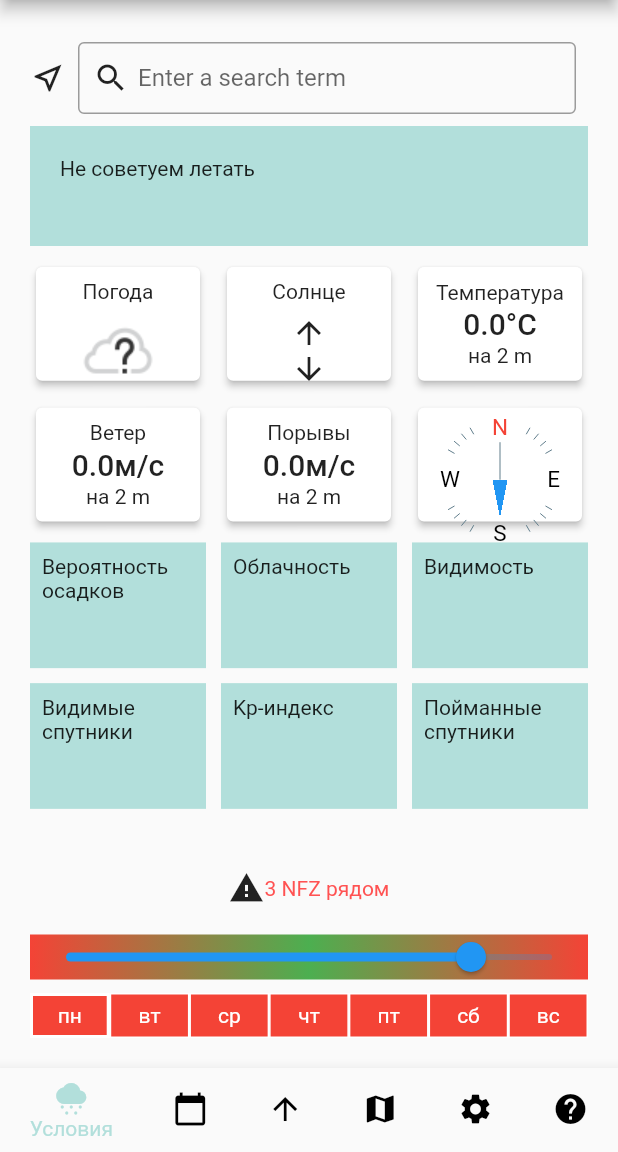
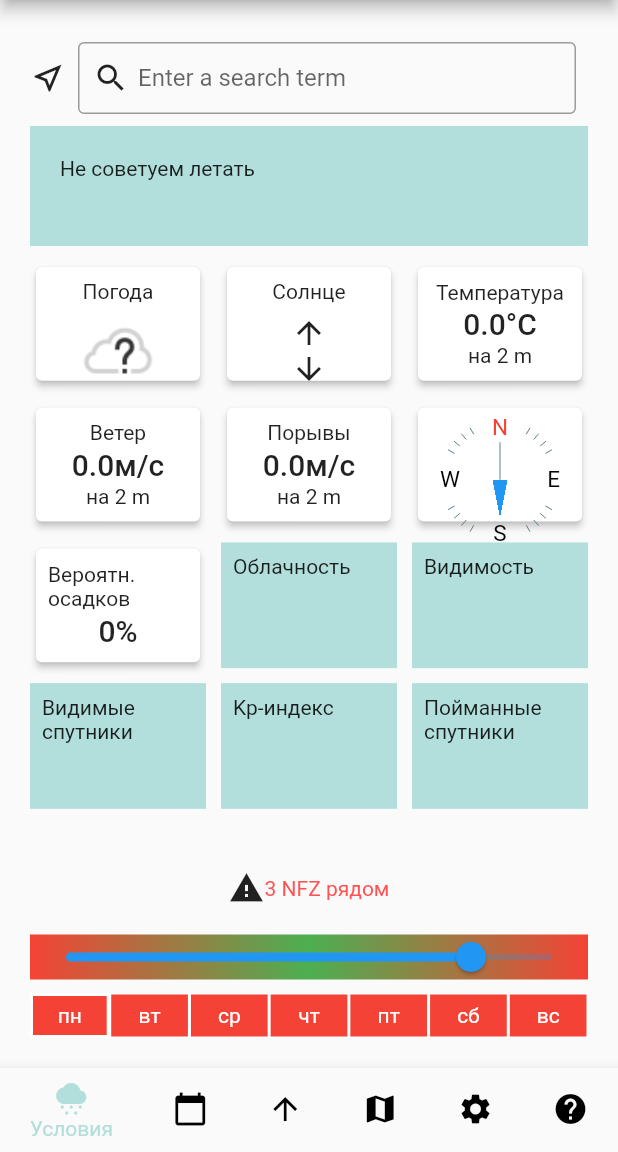
Before and after one commit to megabayt/forecast_app, a Flutter app: the screen it shows after launch, on a phone screen of 412 x 824 dp, the part 84-1236 px from its top. Run offline on Flutter 3.47's test engine with Material 2 defaults, Android fonts, the phone set to English and light mode, and no system bars; drawn by our look-alikes of syncfusion_flutter_sliders; our stand-ins replace bloc, copy_with_extension, flutter_bloc, flutter_dotenv, geolocator, get_it and 2 more; missing offline and left inert: syncfusion_flutter_core; generated files the repository leaves out were written again.

Commit message:
add precipitation

```diff
--- a/lib/blocs/common_bloc/common_bloc.dart
+++ b/lib/blocs/common_bloc/common_bloc.dart
@@ -1,6 +1,7 @@
 import 'package:bloc/bloc.dart';
 import 'package:copy_with_extension/copy_with_extension.dart';
 import 'package:forecast_app/cubits/common_settings_cubit/common_settings_cubit.dart';
+import 'package:forecast_app/cubits/precipitation_cubit/precipitation_cubit.dart';
 import 'package:forecast_app/cubits/wind_cubit/wind_cubit.dart';
 import 'package:forecast_app/cubits/sun_cubit/sun_cubit.dart';
 import 'package:forecast_app/cubits/temperature_cubit/temperature_cubit.dart';
@@ -20,6 +21,7 @@ class CommonBloc extends Bloc<CommonEvent, CommonState> {
   final SunCubit _sunCubit;
   final TemperatureCubit _temperatureCubit;
   final WindCubit _windCubit;
+  final PrecipitationCubit _precipitationCubit;
   final CommonSettingsCubit _commonSettingsCubit;
 
   CommonBloc({
@@ -27,11 +29,13 @@ class CommonBloc extends Bloc<CommonEvent, CommonState> {
     required SunCubit sunCubit,
     required WindCubit windCubit,
     required TemperatureCubit temperatureCubit,
+    required PrecipitationCubit precipitationCubit,
     required CommonSettingsCubit commonSettingsCubit,
   })  : _weatherCubit = weatherCubit,
         _sunCubit = sunCubit,
         _temperatureCubit = temperatureCubit,
         _windCubit = windCubit,
+        _precipitationCubit = precipitationCubit,
         _commonSettingsCubit = commonSettingsCubit,
         super(const CommonState()) {
     on<FetchAll>(
@@ -92,6 +96,11 @@ class CommonBloc extends Bloc<CommonEvent, CommonState> {
       if (windDirection != null) {
         _windCubit.onChangeDirection(windDirection);
       }
+
+      final precipitation = result.getValueByParameter('precip_1h:mm');
+      if (precipitation != null) {
+        _precipitationCubit.onValue(precipitation);
+      }
     } catch (_) {}
     emit(state.copyWith(
       isFetching: false,
--- /dev/null
+++ b/lib/cubits/precipitation_cubit/precipitation_cubit.dart
@@ -0,0 +1,40 @@
+import 'package:hydrated_bloc/hydrated_bloc.dart';
+import 'package:meta/meta.dart';
+
+part 'precipitation_state.dart';
+
+class PrecipitationCubit extends HydratedCubit<PrecipitationState> {
+  PrecipitationCubit() : super(const PrecipitationState());
+
+  onValue(double newValue) {
+    emit(state.copyWith(
+      value: newValue,
+    ));
+  }
+
+  onChangeMax(double newMax) {
+    emit(state.copyWith(
+      max: newMax,
+    ));
+  }
+
+  onToggleMax() {
+    emit(state.copyWith(
+      maxOn: !state.maxOn,
+    ));
+  }
+
+  @override
+  PrecipitationState fromJson(Map<String, dynamic> json) => PrecipitationState(
+        maxOn: json['maxOn'],
+        max: json['max'],
+        value: json['value'],
+      );
+
+  @override
+  Map<String, dynamic> toJson(PrecipitationState state) => {
+        'maxOn': state.maxOn,
+        'max': state.max,
+        'value': state.value,
+      };
+}
--- /dev/null
+++ b/lib/cubits/precipitation_cubit/precipitation_state.dart
@@ -0,0 +1,25 @@
+part of 'precipitation_cubit.dart';
+
+@immutable
+class PrecipitationState {
+  const PrecipitationState({
+    this.maxOn = true,
+    this.max = 40,
+    this.value = 0,
+  });
+
+  PrecipitationState copyWith({
+    bool? maxOn,
+    double? max,
+    double? value,
+  }) =>
+      PrecipitationState(
+        maxOn: maxOn ?? this.maxOn,
+        max: max ?? this.max,
+        value: value ?? this.value,
+      );
+
+  final bool maxOn;
+  final double max;
+  final double value;
+}
--- a/lib/main.dart
+++ b/lib/main.dart
@@ -2,6 +2,7 @@ import 'package:flutter/material.dart';
 import 'package:flutter_bloc/flutter_bloc.dart';
 import 'package:forecast_app/blocs/common_bloc/common_bloc.dart';
 import 'package:forecast_app/cubits/common_settings_cubit/common_settings_cubit.dart';
+import 'package:forecast_app/cubits/precipitation_cubit/precipitation_cubit.dart';
 import 'package:forecast_app/cubits/wind_cubit/wind_cubit.dart';
 import 'package:forecast_app/cubits/sun_cubit/sun_cubit.dart';
 import 'package:forecast_app/cubits/temperature_cubit/temperature_cubit.dart';
@@ -43,6 +44,10 @@ Future main() async {
             lazy: false,
           ),
           BlocProvider(
+            create: (_) => PrecipitationCubit(),
+            lazy: false,
+          ),
+          BlocProvider(
             create: (_) => CommonSettingsCubit(),
             lazy: false,
           ),
@@ -52,6 +57,7 @@ Future main() async {
               sunCubit: BlocProvider.of<SunCubit>(context),
               temperatureCubit: BlocProvider.of<TemperatureCubit>(context),
               windCubit: BlocProvider.of<WindCubit>(context),
+              precipitationCubit: BlocProvider.of<PrecipitationCubit>(context),
               commonSettingsCubit:
                   BlocProvider.of<CommonSettingsCubit>(context),
             )..add(FetchAll()),
--- a/lib/widgets/precipitation.dart
+++ b/lib/widgets/precipitation.dart
@@ -1,14 +1,42 @@
 import 'package:flutter/material.dart';
+import 'package:flutter_bloc/flutter_bloc.dart';
+import 'package:forecast_app/blocs/common_bloc/common_bloc.dart';
+import 'package:forecast_app/cubits/precipitation_cubit/precipitation_cubit.dart';
 
 class Precipitation extends StatelessWidget {
   const Precipitation({Key? key}) : super(key: key);
 
   @override
   build(BuildContext context) {
-    return Container(
-      padding: const EdgeInsets.all(8),
-      child: const Text("Вероятность осадков"),
-      color: Colors.teal[100],
+    return BlocBuilder<CommonBloc, CommonState>(
+      builder: (commonBlocContext, commonBlocState) {
+        return BlocBuilder<PrecipitationCubit, PrecipitationState>(
+          builder: (precipitationCubitContext, precipitationCubitState) {
+            return Card(
+              elevation: 2,
+              child: Padding(
+                padding: const EdgeInsets.all(8),
+                child: Column(
+                  mainAxisAlignment: MainAxisAlignment.spaceAround,
+                  crossAxisAlignment: CrossAxisAlignment.center,
+                  children: [
+                    Text(
+                      "Вероятн. осадков",
+                      style: Theme.of(context).textTheme.bodyMedium,
+                    ),
+                    commonBlocState.isFetching
+                        ? const CircularProgressIndicator()
+                        : Text(
+                            '${precipitationCubitState.value.toStringAsFixed(0)}%',
+                            style: Theme.of(context).textTheme.titleLarge,
+                          ),
+                  ],
+                ),
+              ),
+            );
+          },
+        );
+      },
     );
   }
 }
```
